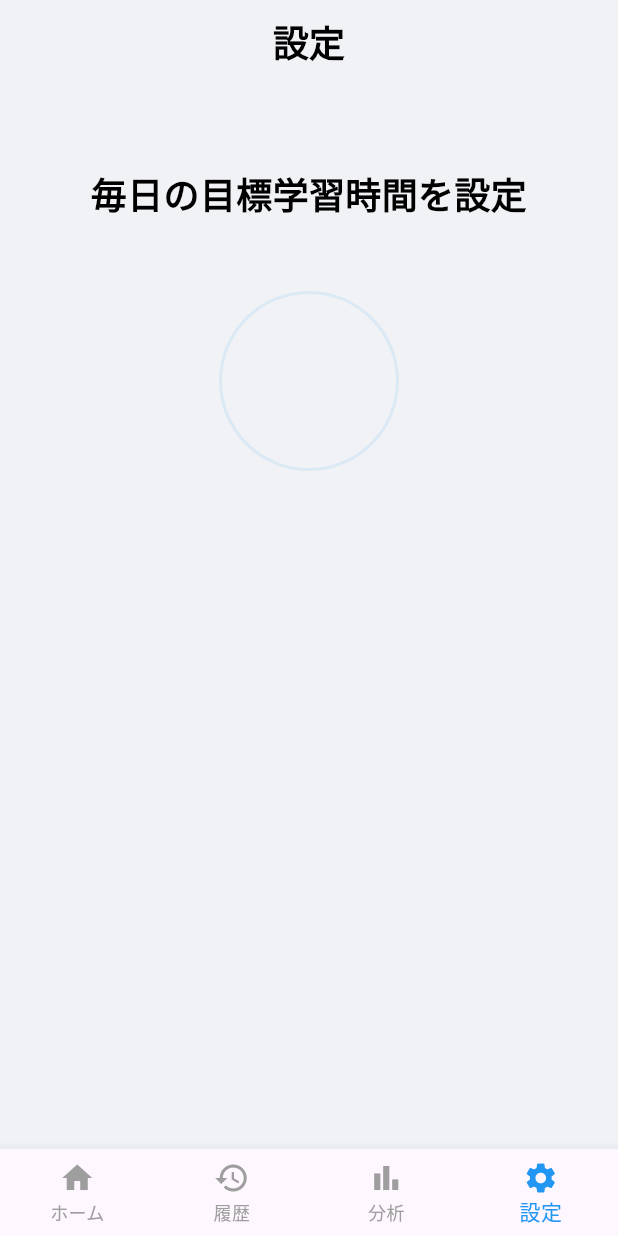
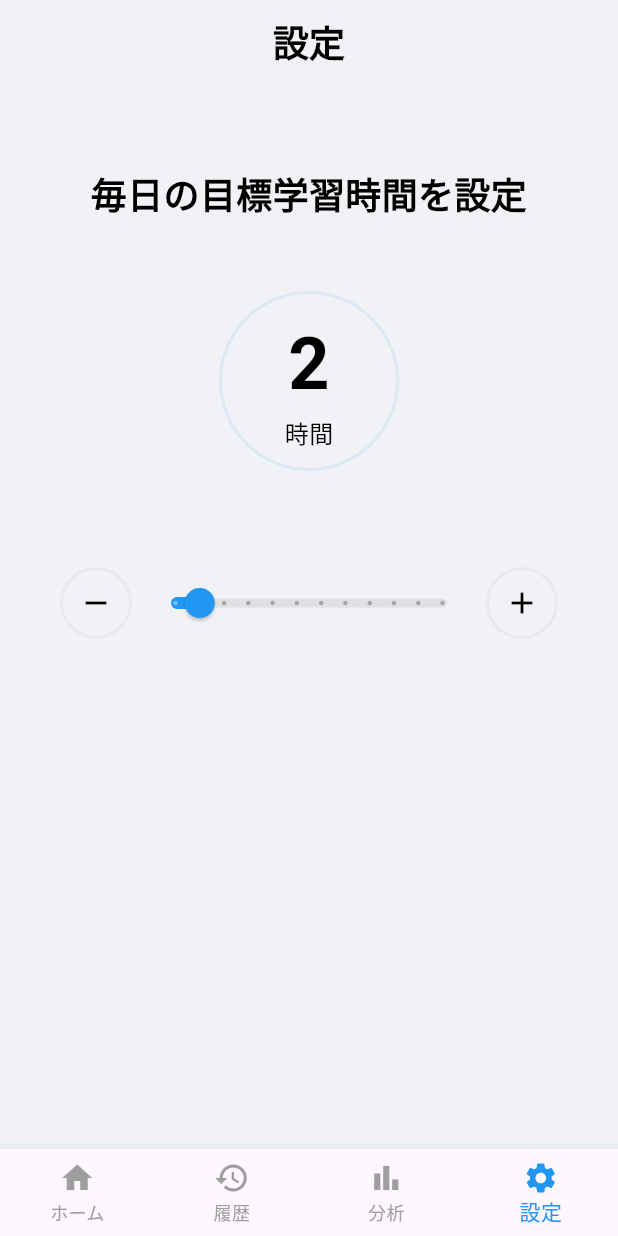
Before and after one commit to HIGHNOON2000/StudyLogApp, a Flutter app: the screen it shows after launch, after a tap on "開始", after a tap on the "settings" icon, on a phone screen of 412 x 824 dp. Run offline on Flutter 3.47's test engine with Material 3 defaults, Android fonts, the light colour scheme and no system bars; our stand-ins replace flutter_riverpod.

Commit message:
学習目標時間設定機能の実装

```diff
--- /dev/null
+++ b/study_log/lib/application/goal_provider.dart
@@ -0,0 +1,6 @@
+// 目標時間を管理するProvider
+import 'package:flutter_riverpod/legacy.dart';
+
+final goalTimeProvider = StateProvider<double>((ref) {
+  return 2.0;
+});
--- a/study_log/lib/presentation/home_screen.dart
+++ b/study_log/lib/presentation/home_screen.dart
@@ -1,5 +1,6 @@
 import 'package:flutter/material.dart';
 import 'package:flutter_riverpod/flutter_riverpod.dart';
+import 'package:study_log/application/goal_provider.dart';
 import 'package:study_log/application/timer_provider.dart';
 
 class HomeScreen extends ConsumerWidget {
@@ -12,6 +13,8 @@ class HomeScreen extends ConsumerWidget {
     // TimerProviderのインスタンス取得
     final notifier = ref.read(timerProvider.notifier);
 
+    final goalTime = ref.watch(goalTimeProvider);
+
     // Durationを時分秒にフォーマット
     final hours = timerState.duration.inHours.toString().padLeft(2, '0');
     final minutes = (timerState.duration.inMinutes % 60).toString().padLeft(
@@ -22,6 +25,8 @@ class HomeScreen extends ConsumerWidget {
       2,
       '0',
     );
+
+    final achievedInHours = timerState.duration.inSeconds / 3600;
 
     return SingleChildScrollView(
       child: Padding(
@@ -57,7 +62,7 @@ class HomeScreen extends ConsumerWidget {
             _todayLearningTimeCard(hours, minutes, seconds),
             const SizedBox(height: 24),
             // 目標までの時間
-            _targetLearningTimeCard(1.0, 4.0),
+            _targetLearningTimeCard(achievedInHours, goalTime),
           ],
         ),
       ),
--- a/study_log/lib/presentation/setting_screen.dart
+++ b/study_log/lib/presentation/setting_screen.dart
@@ -1,11 +1,13 @@
 import 'package:flutter/material.dart';
 import 'package:flutter_riverpod/flutter_riverpod.dart';
+import 'package:study_log/application/goal_provider.dart';
 
 class SettingScreen extends ConsumerWidget {
   const SettingScreen({super.key});
 
   @override
   Widget build(BuildContext context, WidgetRef ref) {
+    final goalTime = ref.watch(goalTimeProvider);
     return Padding(
       padding: const EdgeInsets.all(24),
       child: Column(
@@ -24,14 +26,18 @@ class SettingScreen extends ConsumerWidget {
           const SizedBox(height: 48),
 
           // 目標時間表示部分
-          _StudyGoalValue(),
+          _studyGoalValue(goalTime),
+          const SizedBox(height: 64.0),
+
           // スライダー
+          _sliderGoalValue(context, ref),
         ],
       ),
     );
   }
 
-  Widget _StudyGoalValue() {
+  //学習目標時間
+  Widget _studyGoalValue(double goal) {
     return Center(
       child: Container(
         width: 120,
@@ -41,6 +47,84 @@ class SettingScreen extends ConsumerWidget {
           shape: BoxShape.circle,
           border: Border.all(color: Colors.blue.withAlpha(26), width: 2.0),
         ),
+        child: Column(
+          mainAxisAlignment: MainAxisAlignment.center,
+          children: [
+            Text(
+              goal.toInt().toString(),
+              style: TextStyle(
+                fontSize: 48,
+                fontWeight: FontWeight.bold,
+                color: Colors.black,
+              ),
+            ),
+            const Text(
+              '時間',
+              style: TextStyle(fontSize: 16, color: Colors.black),
+            ),
+          ],
+        ),
+      ),
+    );
+  }
+
+  // 学習目標スライダー
+  Widget _sliderGoalValue(BuildContext context, WidgetRef ref) {
+    final goalTime = ref.watch(goalTimeProvider);
+    final notifier = ref.read(goalTimeProvider.notifier);
+
+    return Row(
+      children: [
+        _buttonGoalIconButton(Icons.remove, () {
+          if (goalTime > 1) {
+            notifier.state = goalTime - 1;
+          }
+        }),
+        // スライダー本体
+        Expanded(
+          child: SliderTheme(
+            data: SliderTheme.of(context).copyWith(
+              thumbColor: Colors.blue, // スライダーのつまみの色
+              activeTrackColor: Colors.blue, // つまみより左側のトラックの色
+              inactiveTrackColor: Colors.grey[300], // つまみより右側のトラックの色
+              trackHeight: 6.0,
+              thumbShape: const RoundSliderThumbShape(enabledThumbRadius: 10.0),
+              overlayShape: SliderComponentShape.noOverlay,
+            ),
+            child: Slider(
+              value: goalTime,
+              min: 1, // 最小値
+              max: 12, // 最大値 (仮に12時間に設定)
+              divisions: 11, // 整数のみを選択できるように設定 (12 - 1 = 11)
+              onChanged: (double newValue) {
+                notifier.state = newValue;
+              },
+            ),
+          ),
+        ),
+        _buttonGoalIconButton(Icons.add, () {
+          if (goalTime < 12) {
+            notifier.state = goalTime + 1;
+          }
+        }),
+      ],
+    );
+  }
+
+  // スライダーアイコンボタン
+  Widget _buttonGoalIconButton(IconData icon, VoidCallback onPressed) {
+    return Container(
+      width: 48,
+      height: 48,
+      margin: const EdgeInsets.symmetric(horizontal: 16.0),
+      decoration: BoxDecoration(
+        color: const Color(0xFFF0F2F5),
+        shape: BoxShape.circle,
+        border: Border.all(color: Colors.grey.withAlpha(26), width: 2.0),
+      ),
+      child: IconButton(
+        icon: Icon(icon, color: Colors.black),
+        onPressed: onPressed,
       ),
     );
   }
--- a/study_log/lib/presentation/shell_screen.dart
+++ b/study_log/lib/presentation/shell_screen.dart
@@ -36,12 +36,7 @@ class ShellScreen extends ConsumerWidget {
     SettingScreen(),
   ];
 
-  static const List<String> _appBarTitles = <String>[
-    'ホーム',
-    '履歴',
-    '分析',
-    '設定',
-  ];
+  static const List<String> _appBarTitles = <String>['ホーム', '履歴', '分析', '設定'];
 
   @override
   Widget build(BuildContext context, WidgetRef ref) {
```
